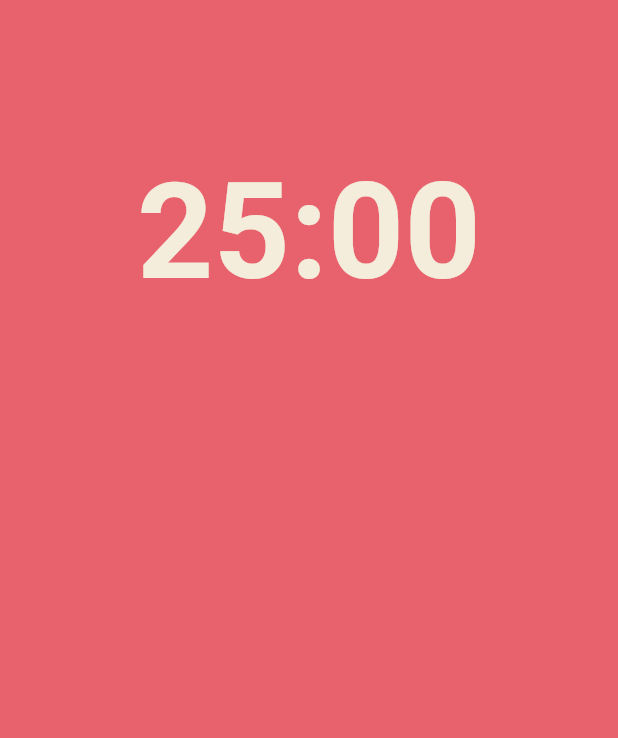
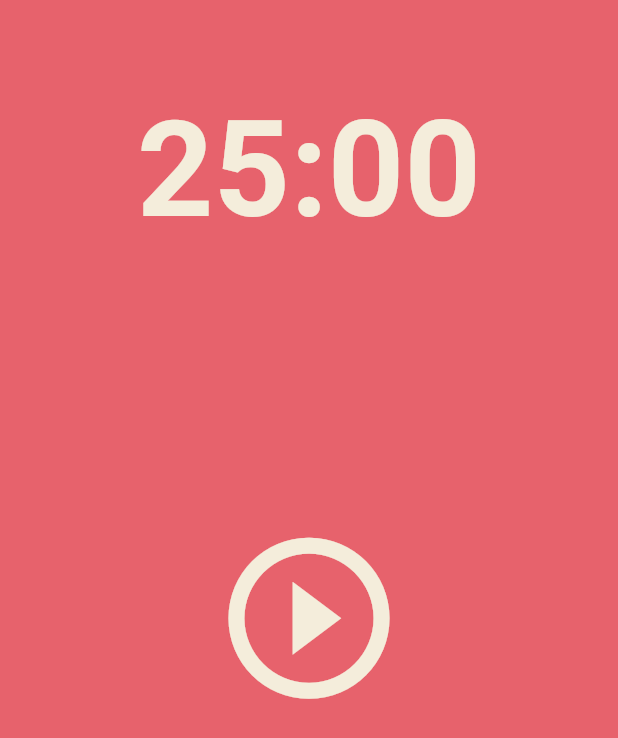
Before and after one commit to Myoungmin/flutter_pomodoro_app, a Flutter app: the screen it shows after launch, on a phone screen of 412 x 824 dp. Shown: the top 738 px of the screen. Run offline on Flutter 3.47's test engine with Material 2 defaults, Android fonts, the phone set to English and light mode, and no system bars.

Commit message:
Icon UI 두 번째 Flexible에 추가
Theme.of(context).cardColor로 색 참조

```diff
--- a/lib/screens/home_screen.dart
+++ b/lib/screens/home_screen.dart
@@ -29,8 +29,14 @@ class _HomeScreenState extends State<HomeScreen> {
             ),
           ),
           Flexible(
-            flex: 2,
-            child: Container(),
+            flex: 3,
+            child: Center(
+              child: IconButton(
+                  iconSize: 129,
+                  color: Theme.of(context).cardColor,
+                  onPressed: () {},
+                  icon: const Icon(Icons.play_circle_outline)),
+            ),
           ),
           Flexible(
             flex: 1,
```
